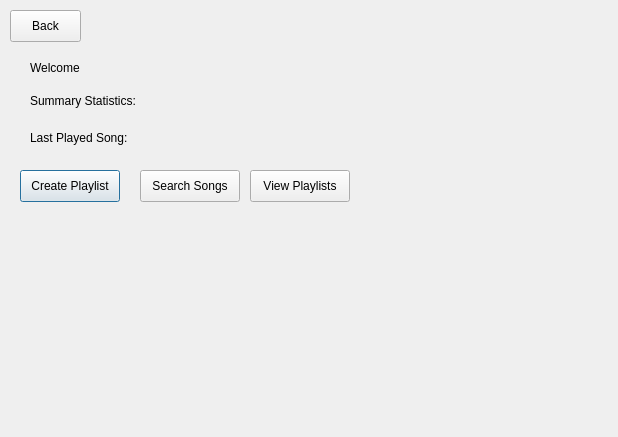
Before: the Qt Designer form Music-Manager/user.ui in david-boules/Music-Playlist-Manager, drawn with Qt 5.
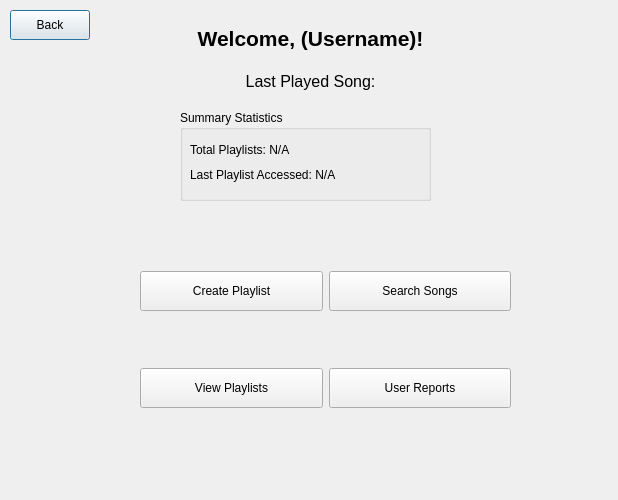
After: the same form once the commit is applied.

Commit message: Refined some project forms + created 'Reports' .ui .h and .cpp files for Reports Page

```diff
--- a/Music-Manager/user.ui
+++ b/Music-Manager/user.ui
@@ -7,103 +7,173 @@
     <x>0</x>
     <y>0</y>
     <width>618</width>
-    <height>437</height>
+    <height>500</height>
    </rect>
   </property>
   <property name="windowTitle">
    <string>Dialog</string>
   </property>
-  <widget class="QLabel" name="label_welcome">
+  <widget class="QWidget" name="welcomeSection">
    <property name="geometry">
     <rect>
-     <x>30</x>
-     <y>60</y>
-     <width>58</width>
-     <height>16</height>
+     <x>90</x>
+     <y>20</y>
+     <width>441</width>
+     <height>80</height>
     </rect>
    </property>
-   <property name="text">
-    <string>Welcome </string>
-   </property>
-  </widget>
-  <widget class="QLabel" name="label_summary">
-   <property name="geometry">
-    <rect>
-     <x>30</x>
-     <y>90</y>
-     <width>121</width>
-     <height>21</height>
-    </rect>
-   </property>
-   <property name="text">
-    <string>Summary Statistics: </string>
-   </property>
-  </widget>
-  <widget class="QPushButton" name="createPlaylist">
-   <property name="geometry">
-    <rect>
-     <x>20</x>
-     <y>170</y>
-     <width>100</width>
-     <height>32</height>
-    </rect>
-   </property>
-   <property name="text">
-    <string>Create Playlist</string>
-   </property>
-  </widget>
-  <widget class="QPushButton" name="searchSongs">
-   <property name="geometry">
-    <rect>
-     <x>140</x>
-     <y>170</y>
-     <width>100</width>
-     <height>32</height>
-    </rect>
-   </property>
-   <property name="text">
-    <string>Search Songs</string>
-   </property>
-  </widget>
-  <widget class="QPushButton" name="viewPlaylist">
-   <property name="geometry">
-    <rect>
-     <x>250</x>
-     <y>170</y>
-     <width>100</width>
-     <height>32</height>
-    </rect>
-   </property>
-   <property name="text">
-    <string>View Playlists</string>
-   </property>
-  </widget>
-  <widget class="QLabel" name="label_lastPlayedSong">
-   <property name="geometry">
-    <rect>
-     <x>30</x>
-     <y>130</y>
-     <width>141</width>
-     <height>16</height>
-    </rect>
-   </property>
-   <property name="text">
-    <string>Last Played Song: </string>
-   </property>
+   <layout class="QVBoxLayout" name="verticalLayoutWelcome">
+    <item>
+     <widget class="QLabel" name="label_welcome">
+      <property name="font">
+       <font>
+        <family>Arial</family>
+        <pointsize>16</pointsize>
+        <bold>true</bold>
+       </font>
+      </property>
+      <property name="text">
+       <string>Welcome, (Username)!</string>
+      </property>
+      <property name="alignment">
+       <set>Qt::AlignmentFlag::AlignCenter</set>
+      </property>
+     </widget>
+    </item>
+    <item>
+     <widget class="QLabel" name="label_lastPlayedSong">
+      <property name="font">
+       <font>
+        <family>Arial</family>
+        <pointsize>12</pointsize>
+       </font>
+      </property>
+      <property name="text">
+       <string>Last Played Song:</string>
+      </property>
+      <property name="alignment">
+       <set>Qt::AlignmentFlag::AlignCenter</set>
+      </property>
+     </widget>
+    </item>
+   </layout>
   </widget>
   <widget class="QPushButton" name="pushButton_back">
    <property name="geometry">
     <rect>
      <x>10</x>
      <y>10</y>
-     <width>71</width>
-     <height>32</height>
+     <width>80</width>
+     <height>30</height>
     </rect>
    </property>
    <property name="text">
     <string>Back</string>
    </property>
   </widget>
+  <widget class="QGroupBox" name="groupBox_summary">
+   <property name="geometry">
+    <rect>
+     <x>180</x>
+     <y>110</y>
+     <width>251</width>
+     <height>91</height>
+    </rect>
+   </property>
+   <property name="title">
+    <string>Summary Statistics</string>
+   </property>
+   <widget class="QLabel" name="label_totalPlaylists">
+    <property name="geometry">
+     <rect>
+      <x>10</x>
+      <y>30</y>
+      <width>230</width>
+      <height>20</height>
+     </rect>
+    </property>
+    <property name="text">
+     <string>Total Playlists: N/A</string>
+    </property>
+   </widget>
+   <widget class="QLabel" name="label_lastPlaylistAccessed">
+    <property name="geometry">
+     <rect>
+      <x>10</x>
+      <y>55</y>
+      <width>230</width>
+      <height>20</height>
+     </rect>
+    </property>
+    <property name="text">
+     <string>Last Playlist Accessed: N/A</string>
+    </property>
+   </widget>
+  </widget>
+  <widget class="QWidget" name="gridLayoutWidget">
+   <property name="geometry">
+    <rect>
+     <x>140</x>
+     <y>220</y>
+     <width>371</width>
+     <height>241</height>
+    </rect>
+   </property>
+   <layout class="QGridLayout" name="gridLayout_buttons">
+    <item row="0" column="0">
+     <widget class="QPushButton" name="createPlaylist">
+      <property name="minimumSize">
+       <size>
+        <width>120</width>
+        <height>40</height>
+       </size>
+      </property>
+      <property name="text">
+       <string>Create Playlist</string>
+      </property>
+     </widget>
+    </item>
+    <item row="0" column="1">
+     <widget class="QPushButton" name="searchSongs">
+      <property name="minimumSize">
+       <size>
+        <width>120</width>
+        <height>40</height>
+       </size>
+      </property>
+      <property name="text">
+       <string>Search Songs</string>
+      </property>
+     </widget>
+    </item>
+    <item row="1" column="0">
+     <widget class="QPushButton" name="viewPlaylists">
+      <property name="minimumSize">
+       <size>
+        <width>120</width>
+        <height>40</height>
+       </size>
+      </property>
+      <property name="text">
+       <string>View Playlists</string>
+      </property>
+     </widget>
+    </item>
+    <item row="1" column="1">
+     <widget class="QPushButton" name="userReports">
+      <property name="minimumSize">
+       <size>
+        <width>120</width>
+        <height>40</height>
+       </size>
+      </property>
+      <property name="text">
+       <string>User Reports</string>
+      </property>
+     </widget>
+    </item>
+   </layout>
+  </widget>
  </widget>
  <resources/>
  <connections/>
```
Left out of the diff: 2 changed lines with no effect on the pictures. The commit also changes 7 other files.
